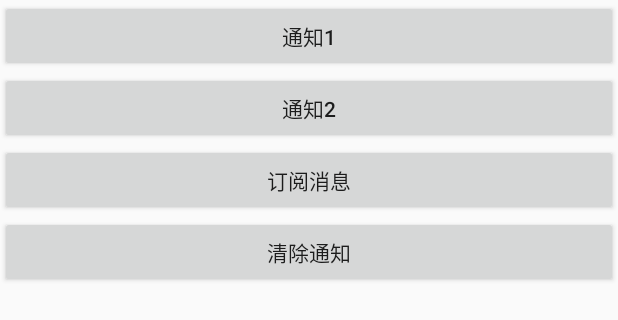
After one commit to GuchaoGit/mytest, an Android app: the layout aty_test_notice.xml on its own in the app's theme, with its tools: preview values and no code run, on a phone screen of 412 x 824 dp. The commit adds this screen. Shown: the top 320 px of the screen. Run offline under Robolectric (Android 15) with nearby library versions, the phone set to English and light mode, and no system bars.

Commit message:
通知示例，解决8.0系统无法显示问题

```diff
--- a/app/src/main/AndroidManifest.xml
+++ b/app/src/main/AndroidManifest.xml
@@ -59,6 +59,9 @@
             android:name="com.example.hardcattle.myapplication.TestCustomKeyBoard"
             android:screenOrientation="portrait" />
         <activity
+            android:name="com.example.hardcattle.myapplication.TestNotice"
+            android:screenOrientation="portrait" />
+        <activity
             android:name="com.example.hardcattle.myapplication.NFCTest"
             android:screenOrientation="portrait">
             <intent-filter>
--- a/app/src/main/res/layout/activity_main.xml
+++ b/app/src/main/res/layout/activity_main.xml
@@ -82,6 +82,12 @@
                 android:layout_height="wrap_content"
                 android:text="自定义键盘"
                 android:textAllCaps="false" />
+            <Button
+                android:id="@+id/btn_notice_test"
+                android:layout_width="wrap_content"
+                android:layout_height="wrap_content"
+                android:text="通知测试"
+                android:textAllCaps="false" />
             <com.example.hardcattle.widget.CustomSpinner
                 android:layout_width="200dp"
                 android:layout_height="wrap_content"
--- a/app/src/main/res/layout/aty_keyboard_test.xml
+++ b/app/src/main/res/layout/aty_keyboard_test.xml
@@ -9,6 +9,11 @@
         android:layout_width="match_parent"
         android:layout_height="wrap_content" />
 
+    <EditText
+        android:id="@+id/et_input2"
+        android:layout_width="match_parent"
+        android:layout_height="wrap_content" />
+
     <com.guc.ui.MyKeyBoardView
         android:id="@+id/my_kv"
         android:layout_width="match_parent"
--- /dev/null
+++ b/app/src/main/res/layout/aty_test_notice.xml
@@ -0,0 +1,32 @@
+<?xml version="1.0" encoding="utf-8"?>
+<LinearLayout xmlns:android="http://schemas.android.com/apk/res/android"
+    android:layout_width="match_parent"
+    android:layout_height="match_parent"
+    android:orientation="vertical">
+
+    <Button
+        android:id="@+id/btn_notice1"
+        android:layout_width="match_parent"
+        android:layout_height="wrap_content"
+        android:text="通知1" />
+
+    <Button
+        android:id="@+id/btn_notice2"
+        android:layout_width="match_parent"
+        android:layout_height="wrap_content"
+        android:text="通知2" />
+
+    <Button
+        android:id="@+id/btn_subscribe"
+        android:layout_width="match_parent"
+        android:layout_height="wrap_content"
+        android:text="订阅消息" />
+
+    <Button
+        android:id="@+id/btn_clear_notice"
+        android:layout_width="match_parent"
+        android:layout_height="wrap_content"
+        android:text="清除通知" />
+
+
+</LinearLayout>
--- a/ui/src/main/res/layout/lyt_keyboard.xml
+++ b/ui/src/main/res/layout/lyt_keyboard.xml
@@ -13,6 +13,7 @@
         android:focusableInTouchMode="true"
         android:keyBackground="@color/colorWhite"
         android:keyPreviewHeight="40dp"
+        android:keyPreviewOffset="10dp"
         android:keyPreviewLayout="@layout/lyt_preview"
         android:keyTextColor="#333"
         android:shadowColor="#00000000" />
```
Also changed, not shown: app/src/main/java/com/example/hardcattle/myapplication/MainActivity.java (+7 -1 lines), app/src/main/java/com/example/hardcattle/myapplication/TestCustomKeyBoard.java (+20 -2 lines), app/src/main/java/com/example/hardcattle/myapplication/TestNotice.java (added, +132 -0 lines).
